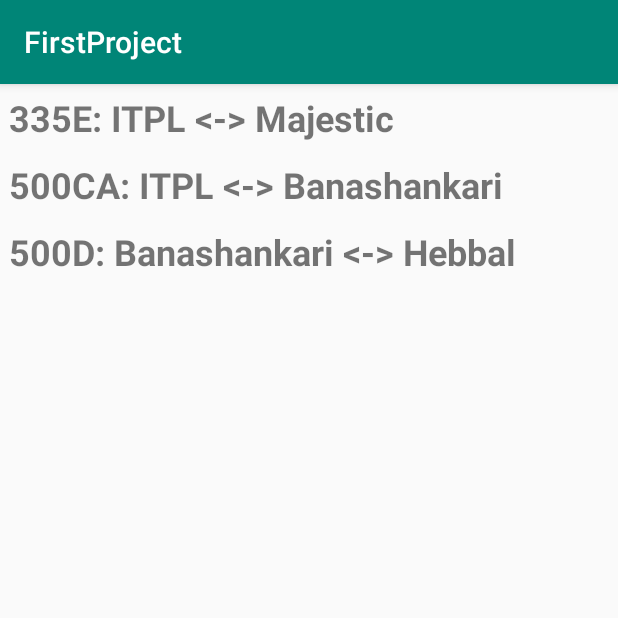
After one commit to SKWantamutte/FirstProject, an Android app: the RouteActivity screen opened directly, with no data from a screen before it, on a phone screen of 412 x 824 dp, the top half of it. The commit adds this screen. Run offline under Robolectric (Android 15) with nearby library versions, the phone set to English and light mode, and no system bars.

Commit message:
Route List Activity-Work In-Progress
1. Created new activity RouteActivity to list the available routes.
Note: Changes are still required to add this as initial activity and
then display the current MainActivity.

```diff
--- a/app/build.gradle
+++ b/app/build.gradle
@@ -21,8 +21,11 @@ android {
 dependencies {
     implementation fileTree(dir: 'libs', include: ['*.jar'])
     implementation 'com.android.support:appcompat-v7:28.0.0'
+    implementation 'com.android.support:recyclerview-v7:28.0.0'
+    implementation 'com.android.support:design:28.0.0'
     implementation 'com.android.support.constraint:constraint-layout:1.1.3'
     testImplementation 'junit:junit:4.12'
     androidTestImplementation 'com.android.support.test:runner:1.0.2'
     androidTestImplementation 'com.android.support.test.espresso:espresso-core:3.0.2'
+
 }
--- a/app/src/main/AndroidManifest.xml
+++ b/app/src/main/AndroidManifest.xml
@@ -1,6 +1,6 @@
 <?xml version="1.0" encoding="utf-8"?>
 <manifest xmlns:android="http://schemas.android.com/apk/res/android"
-    package="com.example.skumars.firstproject" >
+    package="com.example.skumars.firstproject">
 
     <application
         android:allowBackup="true"
@@ -8,14 +8,15 @@
         android:label="@string/app_name"
         android:roundIcon="@mipmap/ic_launcher_round"
         android:supportsRtl="true"
-        android:theme="@style/AppTheme" >
-        <activity android:name=".MainActivity" >
+        android:theme="@style/AppTheme">
+        <activity android:name=".MainActivity">
             <intent-filter>
                 <action android:name="android.intent.action.MAIN" />
 
                 <category android:name="android.intent.category.LAUNCHER" />
             </intent-filter>
         </activity>
+        <activity android:name=".RouteActivity"></activity>
     </application>
 
 </manifest>
--- a/app/src/main/java/com/example/skumars/firstproject/MainActivity.java
+++ b/app/src/main/java/com/example/skumars/firstproject/MainActivity.java
@@ -1,7 +1,9 @@
 package com.example.skumars.firstproject;
 
+import android.content.Intent;
 import android.support.v7.app.AppCompatActivity;
 import android.os.Bundle;
+import android.view.View;
 
 public class MainActivity extends AppCompatActivity {
 
@@ -10,4 +12,9 @@ public class MainActivity extends AppCompatActivity {
         super.onCreate(savedInstanceState);
         setContentView(R.layout.activity_main);
     }
+
+     public void openRouteList(View view) {
+        Intent intent = new Intent(this, RouteActivity.class);
+        startActivity(intent);
+    }
 }
--- /dev/null
+++ b/app/src/main/java/com/example/skumars/firstproject/RouteActivity.java
@@ -0,0 +1,39 @@
+package com.example.skumars.firstproject;
+
+import android.support.v7.app.AppCompatActivity;
+import android.os.Bundle;
+import android.support.v7.widget.LinearLayoutManager;
+import android.support.v7.widget.RecyclerView;
+
+import java.util.LinkedList;
+
+public class RouteActivity extends AppCompatActivity {
+
+    private RecyclerView mRecyclerView;
+    private RouteListAdapter mAdapter;
+    private final LinkedList<String> mRouteList = new LinkedList();
+
+    @Override
+    protected void onCreate(Bundle savedInstanceState) {
+        super.onCreate(savedInstanceState);
+        setContentView(R.layout.route_activity);
+
+        //Initialize Route List
+        mRouteList.addLast("335E: ITPL <-> Majestic");
+        mRouteList.addLast("500CA: ITPL <-> Banashankari");
+        mRouteList.addLast("500D: Banashankari <-> Hebbal");
+
+        //Get handle to recycler view
+        mRecyclerView = findViewById(R.id.recyclerview);
+
+        //Ceate an adapter and supply  the data to be displayed.
+        mAdapter = new RouteListAdapter(this, mRouteList);
+
+        //Connect the adapter with the RecyclerView
+        mRecyclerView.setAdapter(mAdapter);
+
+        //Give the RecyclerView a default layout manger.
+        mRecyclerView.setLayoutManager(new LinearLayoutManager(this));
+
+    }
+}
--- /dev/null
+++ b/app/src/main/java/com/example/skumars/firstproject/RouteListAdapter.java
@@ -0,0 +1,53 @@
+package com.example.skumars.firstproject;
+
+import android.content.Context;
+import android.support.annotation.NonNull;
+import android.support.v7.widget.RecyclerView;
+import android.view.LayoutInflater;
+import android.view.View;
+import android.view.ViewGroup;
+import android.widget.TextView;
+
+import java.util.LinkedList;
+
+public class RouteListAdapter extends
+        RecyclerView.Adapter<RouteListAdapter.RouteViewHolder> {
+
+    private final LinkedList<String> mRouteList;
+    private LayoutInflater mInflater;
+
+    public RouteListAdapter(Context context, LinkedList<String> routeList) {
+        mInflater = LayoutInflater.from(context);
+        mRouteList = routeList;
+    }
+
+    @NonNull
+    @Override
+    public RouteListAdapter.RouteViewHolder onCreateViewHolder(@NonNull ViewGroup viewGroup, int viewType) {
+        View mItemView = mInflater.inflate(R.layout.route_list, viewGroup, false);
+        return new RouteViewHolder(mItemView, this);
+    }
+
+    @Override
+    public void onBindViewHolder(@NonNull RouteListAdapter.RouteViewHolder routeViewHolder, int position) {
+        String mCurrent = mRouteList.get(position);
+        routeViewHolder.routeItemView.setText(mCurrent);
+    }
+
+    @Override
+    public int getItemCount() {
+        return mRouteList.size();
+    }
+
+    class RouteViewHolder extends RecyclerView.ViewHolder
+    {
+        public final TextView routeItemView;
+        final RouteListAdapter mAdapter;
+
+        public RouteViewHolder(View itemView, RouteListAdapter adapter) {
+            super(itemView);
+            routeItemView = itemView.findViewById(R.id.route);
+            this.mAdapter = adapter;
+        }
+    }
+}
--- a/app/src/main/res/layout/activity_main.xml
+++ b/app/src/main/res/layout/activity_main.xml
@@ -56,7 +56,8 @@
         android:layout_width="wrap_content"
         android:layout_height="wrap_content"
         android:layout_marginTop="120dp"
-        android:layout_marginBottom="164dp"
+        android:layout_marginBottom="162dp"
+        android:onClick="openRouteList"
         android:text="@string/pay_button"
         app:layout_constraintBottom_toBottomOf="parent"
         app:layout_constraintEnd_toEndOf="parent"
--- /dev/null
+++ b/app/src/main/res/layout/route_activity.xml
@@ -0,0 +1,15 @@
+<?xml version="1.0" encoding="utf-8"?>
+<android.support.constraint.ConstraintLayout xmlns:android="http://schemas.android.com/apk/res/android"
+    xmlns:app="http://schemas.android.com/apk/res-auto"
+    xmlns:tools="http://schemas.android.com/tools"
+    android:layout_width="match_parent"
+    android:layout_height="match_parent"
+    tools:context=".RouteActivity">
+
+    <android.support.v7.widget.RecyclerView
+        android:id="@+id/recyclerview"
+        android:layout_width="match_parent"
+        android:layout_height="match_parent">
+    </android.support.v7.widget.RecyclerView>
+
+</android.support.constraint.ConstraintLayout>
--- /dev/null
+++ b/app/src/main/res/layout/route_list.xml
@@ -0,0 +1,11 @@
+<?xml version="1.0" encoding="utf-8"?>
+<LinearLayout xmlns:android="http://schemas.android.com/apk/res/android"
+    android:layout_width="match_parent"
+    android:layout_height="wrap_content"
+    android:orientation="vertical"
+    android:padding="6dp">
+
+    <TextView
+        android:id="@+id/route"
+        style="@style/route_style" />
+</LinearLayout>
--- a/app/src/main/res/values/styles.xml
+++ b/app/src/main/res/values/styles.xml
@@ -8,4 +8,11 @@
         <item name="colorAccent">@color/colorAccent</item>
     </style>
 
+    <style name="route_style">
+        <item name="android:layout_height">match_parent</item>
+        <item name="android:layout_width">wrap_content</item>
+        <item name="android:textSize">24sp</item>
+        <item name="android:textStyle">bold</item>
+    </style>
+
 </resources>
```
